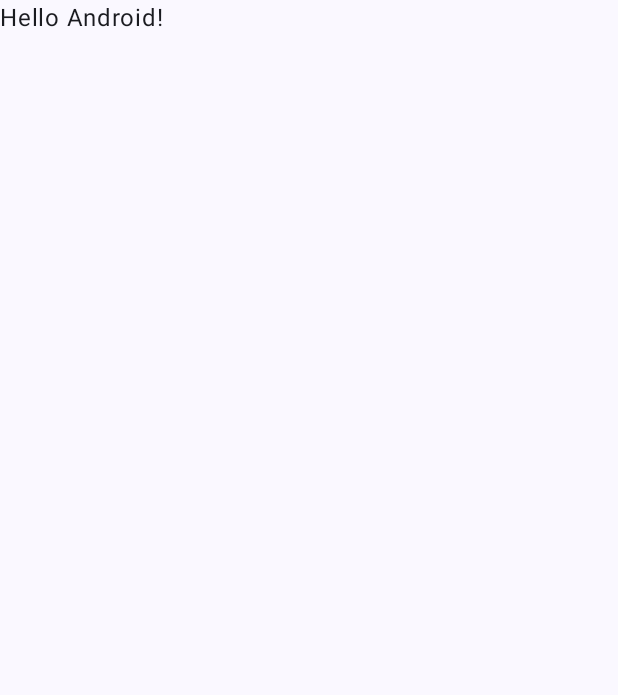
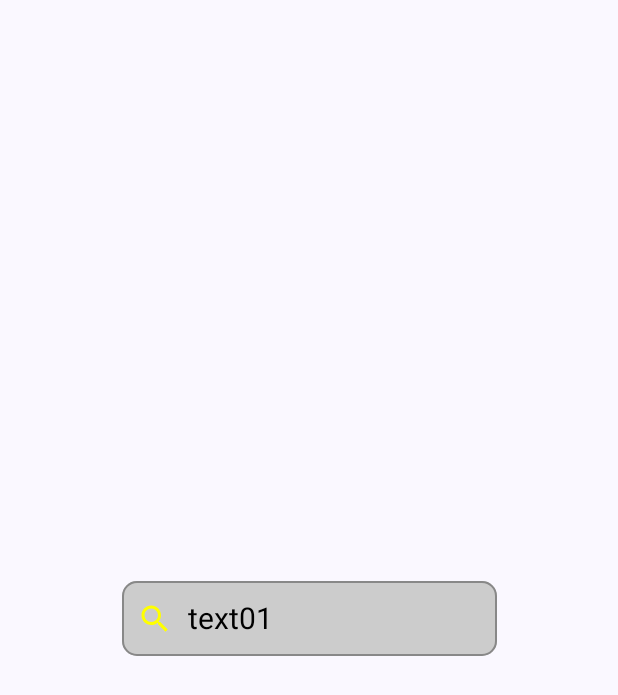
Before and after one commit to Notepad96/GreenGarden, an Android app built with Jetpack Compose: the screen it shows after launch (MainActivity), on a phone screen of 412 x 824 dp. Before the commit the part shown is almost empty. Shown: the top 695 px of the screen. Run offline under Robolectric (Android 15) with nearby library versions, the phone set to English and light mode, and no system bars.

Commit message:
Complete Project

```diff
--- a/TextFieldCustom/app/src/main/java/sps/notepad96/textfieldcustom/MainActivity.kt
+++ b/TextFieldCustom/app/src/main/java/sps/notepad96/textfieldcustom/MainActivity.kt
@@ -4,13 +4,38 @@ import android.os.Bundle
 import androidx.activity.ComponentActivity
 import androidx.activity.compose.setContent
 import androidx.activity.enableEdgeToEdge
+import androidx.compose.foundation.background
+import androidx.compose.foundation.border
+import androidx.compose.foundation.layout.Arrangement
+import androidx.compose.foundation.layout.Box
+import androidx.compose.foundation.layout.Column
+import androidx.compose.foundation.layout.PaddingValues
+import androidx.compose.foundation.layout.Row
+import androidx.compose.foundation.layout.Spacer
 import androidx.compose.foundation.layout.fillMaxSize
 import androidx.compose.foundation.layout.padding
+import androidx.compose.foundation.layout.size
+import androidx.compose.foundation.layout.width
+import androidx.compose.foundation.shape.RoundedCornerShape
+import androidx.compose.foundation.text.BasicTextField
+import androidx.compose.material.icons.Icons
+import androidx.compose.material.icons.filled.Search
+import androidx.compose.material3.Icon
 import androidx.compose.material3.Scaffold
 import androidx.compose.material3.Text
 import androidx.compose.runtime.Composable
+import androidx.compose.runtime.getValue
+import androidx.compose.runtime.mutableStateOf
+import androidx.compose.runtime.remember
+import androidx.compose.runtime.setValue
+import androidx.compose.ui.Alignment
 import androidx.compose.ui.Modifier
+import androidx.compose.ui.graphics.Color
+import androidx.compose.ui.graphics.SolidColor
+import androidx.compose.ui.text.TextStyle
 import androidx.compose.ui.tooling.preview.Preview
+import androidx.compose.ui.unit.dp
+import androidx.compose.ui.unit.sp
 import sps.notepad96.textfieldcustom.ui.theme.TextFieldCustomTheme
 
 class MainActivity : ComponentActivity() {
@@ -20,10 +45,7 @@ class MainActivity : ComponentActivity() {
         setContent {
             TextFieldCustomTheme {
                 Scaffold(modifier = Modifier.fillMaxSize()) { innerPadding ->
-                    Greeting(
-                        name = "Android",
-                        modifier = Modifier.padding(innerPadding)
-                    )
+                    Main(innerPadding)
                 }
             }
         }
@@ -31,17 +53,47 @@ class MainActivity : ComponentActivity() {
 }
 
 @Composable
-fun Greeting(name: String, modifier: Modifier = Modifier) {
-    Text(
-        text = "Hello $name!",
-        modifier = modifier
+fun Main(innerPadding: PaddingValues) {
+    var text01 by remember { mutableStateOf("text01") }
+    Column(
+        modifier = Modifier.padding(innerPadding).fillMaxSize(),
+        verticalArrangement = Arrangement.SpaceAround,
+        horizontalAlignment = Alignment.CenterHorizontally
+    ) {
+        MyBasicTextField(text = text01, setOnTextChange = { text01 = it })
+    }
+}
+
+@Composable
+fun MyBasicTextField(
+    text: String,
+    setOnTextChange: (String) -> Unit
+) {
+    BasicTextField(
+        value = text, onValueChange = setOnTextChange,
+        modifier = Modifier
+            .background(Color.LightGray, shape = RoundedCornerShape(20))
+            .size(width = 250.dp, height = 50.dp)
+            .border(width = 1.dp, color = Color.Gray, shape = RoundedCornerShape(20)),
+        textStyle = TextStyle(color = Color.Black, fontSize = 20.sp),
+//        cursorBrush =  Brush.verticalGradient(colors = listOf(Color(0xFF2193b0), Color(0xFF6dd5ed))),
+        cursorBrush = SolidColor(Color.Green),
+        decorationBox = { innerTextField ->
+            Row(verticalAlignment = Alignment.CenterVertically) {
+                Spacer(modifier = Modifier.width(10.dp))
+                Icon(
+                    imageVector = Icons.Filled.Search,
+                    contentDescription = "Search",
+                    tint = Color.Yellow
+                )
+                Spacer(modifier = Modifier.width(10.dp))
+                Box {
+                    if (text.isEmpty()) {
+                        Text(text = "Enter Text", fontSize = 20.sp, color = Color.Gray)
+                    }
+                    innerTextField()
+                }
+            }
+        }
     )
 }
-
-@Preview(showBackground = true)
-@Composable
-fun GreetingPreview() {
-    TextFieldCustomTheme {
-        Greeting("Android")
-    }
-}
```
